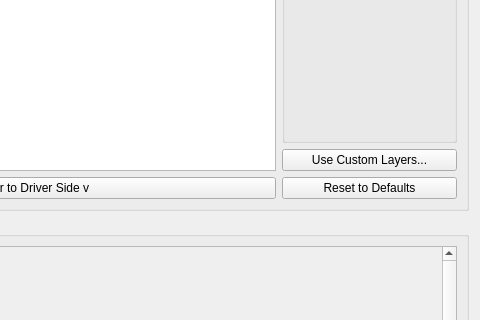
LunarG/VulkanTools, file vkconfig/dlgprofileeditor.ui: the form before one commit; both pictures show x 400 to 880 and y 219 to 539 of the 880 by 672 pixel window.
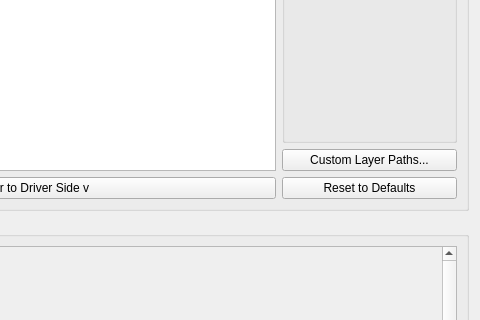
The form after the commit.

The edit to the form file:
```diff
--- a/vkconfig/dlgprofileeditor.ui
+++ b/vkconfig/dlgprofileeditor.ui
@@ -208,7 +208,7 @@
          </size>
         </property>
         <property name="text">
-         <string>Use Custom Layers...</string>
+         <string>Custom Layer Paths...</string>
         </property>
        </widget>
       </item>
```
Left out of the diff: 4 changed lines with no effect on the pictures.
